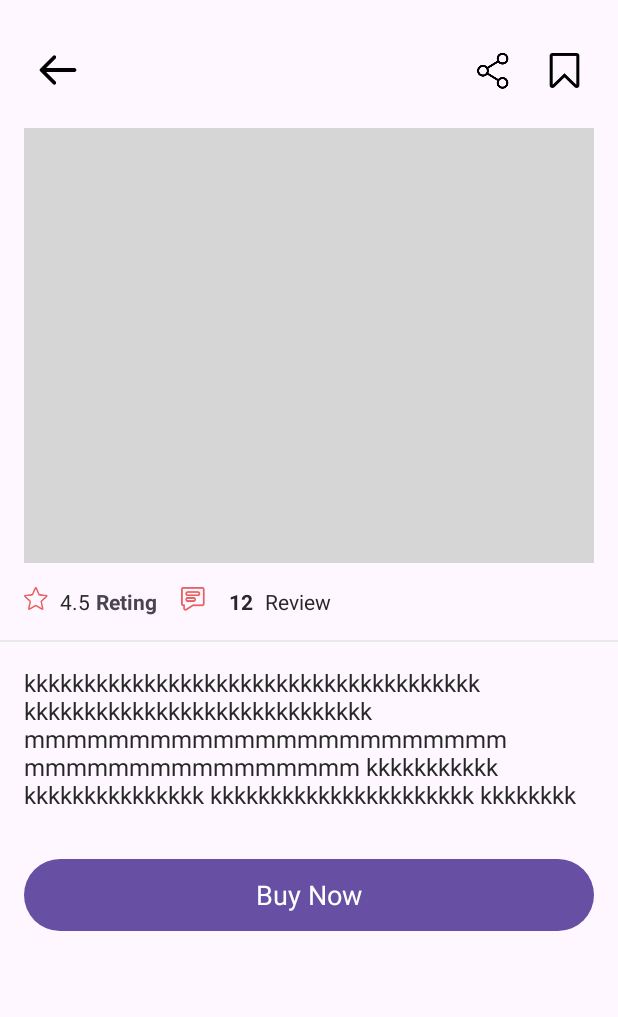
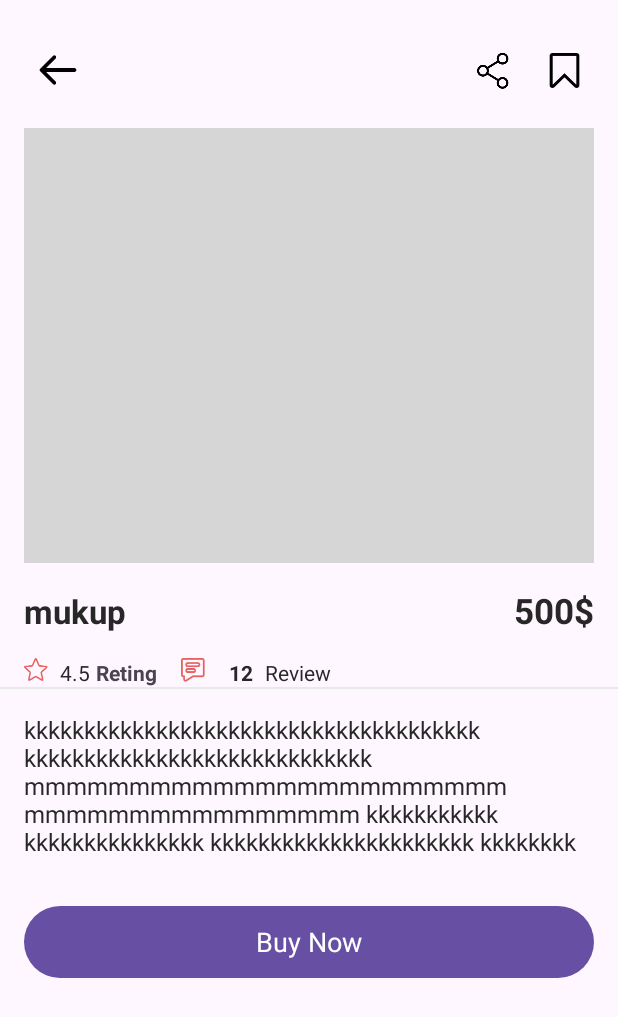
Before and after one commit to Ahmed-M-SH/Fashion, an Android app: the layout activity_detaile.xml on its own in the app's theme, with its tools: preview values and no code run, on a phone screen of 412 x 824 dp. Shown: the top 1017 px of the screen. Run offline under Robolectric (Android 15) with nearby library versions, the phone set to English and light mode, and no system bars; grey boxes are pictures that could not be loaded.

Commit message:
اعادة تصميم صفحه activity_detaile.xml

```diff
--- a/app/src/main/res/layout/activity_detaile.xml
+++ b/app/src/main/res/layout/activity_detaile.xml
@@ -80,6 +80,40 @@
                     tools:src="@drawable/pic1" />
 
                 <LinearLayout
+                    android:id="@+id/linearLayout2"
+                    android:layout_width="match_parent"
+                    android:layout_height="wrap_content"
+                    android:layout_marginStart="16dp"
+                    android:layout_marginTop="16dp"
+                    android:layout_marginEnd="16dp"
+                    android:orientation="horizontal"
+                    app:layout_constraintEnd_toEndOf="parent"
+                    app:layout_constraintStart_toStartOf="parent"
+                    app:layout_constraintTop_toBottomOf="@+id/view2">
+
+                    <TextView
+                        android:id="@+id/titleTxt"
+                        android:layout_width="wrap_content"
+                        android:layout_height="wrap_content"
+                        android:layout_weight="1"
+                        android:text="mukup"
+                        android:textColor="@color/black"
+                        android:textSize="22dp"
+                        android:textStyle="bold"/>
+
+                    <TextView
+                        android:id="@+id/priceTxt"
+                        android:layout_width="wrap_content"
+                        android:layout_height="wrap_content"
+
+                        android:text="500$"
+                        android:textColor="@color/black"
+                        android:textSize="23dp"
+                        android:textStyle="bold"
+                     />
+                </LinearLayout>
+
+                <LinearLayout
                     android:id="@+id/linearLayout"
                     android:layout_width="match_parent"
                     android:layout_height="match_parent"
@@ -87,7 +121,7 @@
                     android:orientation="horizontal"
                     app:layout_constraintEnd_toEndOf="parent"
                     app:layout_constraintStart_toStartOf="parent"
-                    app:layout_constraintTop_toBottomOf="@+id/view2">
+                    app:layout_constraintTop_toBottomOf="@+id/linearLayout2">
 
                     <ImageView
                         android:id="@+id/imageView20"
@@ -142,7 +176,6 @@
                     android:id="@+id/view"
                     android:layout_width="match_parent"
                     android:layout_height="1dp"
-                    android:layout_marginTop="16dp"
                     android:background="@color/grey"
                     app:layout_constraintBottom_toBottomOf="parent"
                     app:layout_constraintEnd_toEndOf="parent"
```
